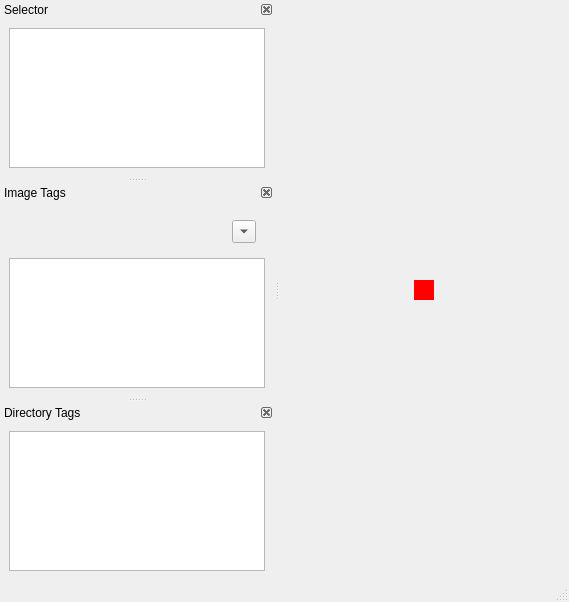
Above: src/main_window.ui from gwhiteside/descryptor before the change. Below: the same form after it.
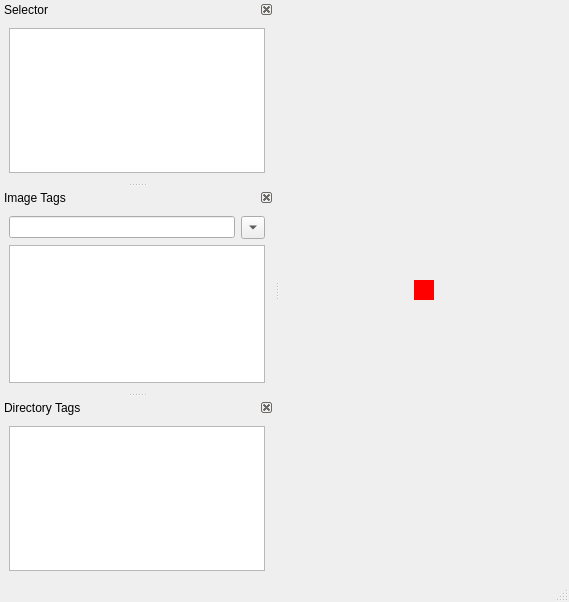
That is the form after the change. Icons and pictures are not drawn.

Commit message: working on adding tag data

```diff
--- a/src/main_window.ui
+++ b/src/main_window.ui
@@ -137,9 +137,28 @@
    </attribute>
    <widget class="QWidget" name="dockWidgetContents_5">
     <layout class="QVBoxLayout" name="verticalLayout_2">
-     <item alignment="Qt::AlignmentFlag::AlignRight">
+     <item>
       <widget class="QWidget" name="widget_2" native="true">
        <layout class="QHBoxLayout" name="horizontalLayout">
+        <property name="leftMargin">
+         <number>0</number>
+        </property>
+        <property name="topMargin">
+         <number>0</number>
+        </property>
+        <property name="rightMargin">
+         <number>0</number>
+        </property>
+        <property name="bottomMargin">
+         <number>0</number>
+        </property>
+        <item>
+         <widget class="QLineEdit" name="imgtagLineEdit">
+          <property name="clearButtonEnabled">
+           <bool>true</bool>
+          </property>
+         </widget>
+        </item>
         <item>
          <widget class="QToolButton" name="toolButton">
           <property name="icon">
```
Left out of the diff: 2 changed lines with no effect on the pictures. The commit also changes 2 other files.
